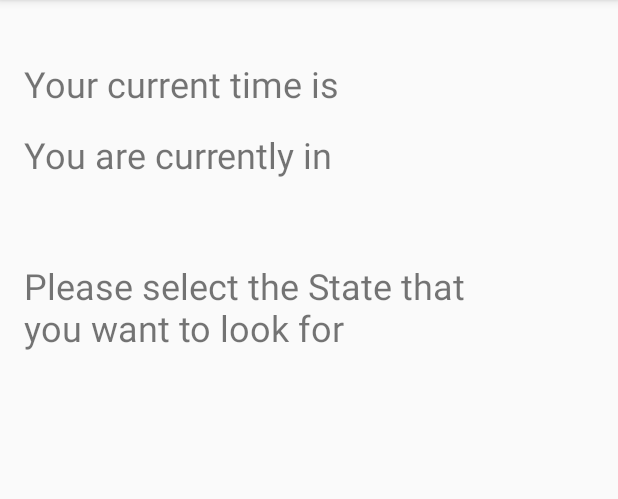
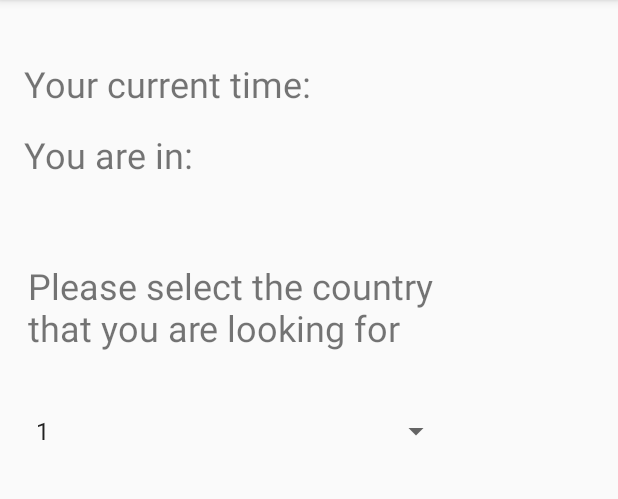
Before and after one commit to jzhang1043/CS125FinalProject, an Android app: the screen it shows after launch (MainActivity), on a phone screen of 412 x 824 dp, the part 84-583 px from its top. Run offline under Robolectric (Android 15) with nearby library versions, the phone set to English and light mode, and no system bars.

```diff
--- a/app/src/main/java/com/example/timezonehelper/MainActivity.java
+++ b/app/src/main/java/com/example/timezonehelper/MainActivity.java
@@ -8,9 +8,10 @@ import com.google.android.material.snackbar.Snackbar;
 import androidx.appcompat.app.AppCompatActivity;
 import androidx.appcompat.widget.Toolbar;
 
-import android.view.View;
 import android.view.Menu;
 import android.view.MenuItem;
+import android.widget.ArrayAdapter;
+import android.widget.Spinner;
 import android.widget.TextView;
 
 public class MainActivity extends AppCompatActivity {
@@ -22,6 +23,19 @@ public class MainActivity extends AppCompatActivity {
         Toolbar toolbar = findViewById(R.id.toolbar);
         setSupportActionBar(toolbar);
         TextView textView1 = findViewById(R.id.textView1);
+        TextView textView2 = findViewById(R.id.textView2);
+        TextView textView3 = findViewById(R.id.textView3);
+
+        /** set up items for the spinner.*/
+        String[] arraySpinner = new String[]{
+                "1", "2", "3", "4", "5", "6", "7"
+        };
+        Spinner spinner = findViewById(R.id.spinner);
+        ArrayAdapter<String> adapter = new ArrayAdapter<String>(this,
+                android.R.layout.simple_spinner_item, arraySpinner);
+        adapter.setDropDownViewResource(android.R.layout.simple_spinner_dropdown_item);
+        spinner.setAdapter(adapter);
+
     }
 
     @Override
--- a/app/src/main/res/layout/activity_main.xml
+++ b/app/src/main/res/layout/activity_main.xml
@@ -28,9 +28,10 @@
 
         <TextView
             android:id="@+id/textView1"
-            android:layout_width="317dp"
-            android:layout_height="65dp"
+            android:layout_width="301dp"
+            android:layout_height="66dp"
             android:text="@string/enter_location"
+            android:textColorLink="@color/colorAccent"
             android:textSize="24sp"
             android:textStyle="normal"
             app:layout_constraintBottom_toBottomOf="parent"
@@ -68,10 +69,15 @@
 
         <Spinner
             android:id="@+id/spinner"
-            android:layout_width="349dp"
-            android:layout_height="28dp"
-            tools:layout_editor_absoluteX="16dp"
-            tools:layout_editor_absoluteY="276dp" />
+            android:layout_width="285dp"
+            android:layout_height="53dp"
+            android:scrollbarStyle="outsideInset"
+            app:layout_constraintBottom_toBottomOf="parent"
+            app:layout_constraintEnd_toEndOf="parent"
+            app:layout_constraintHorizontal_bias="0.126"
+            app:layout_constraintStart_toStartOf="parent"
+            app:layout_constraintTop_toTopOf="parent"
+            app:layout_constraintVertical_bias="0.411" />
 
     </androidx.constraintlayout.widget.ConstraintLayout>
 
--- a/app/src/main/res/values/strings.xml
+++ b/app/src/main/res/values/strings.xml
@@ -9,7 +9,7 @@
 
     <string name="hello_first_fragment">Hello first fragment</string>
     <string name="hello_second_fragment">Hello second fragment. Arg: %1$s</string>
-    <string name="enter_location">Please select the State that you want to look for</string>
-    <string name="display_time">Your current time is</string>
-    <string name="yourTimeZone">You are currently in</string>
+    <string name="enter_location">Please select the country that you are looking for</string>
+    <string name="display_time">Your current time:</string>
+    <string name="yourTimeZone">"You are in: "</string>
 </resources>
```
